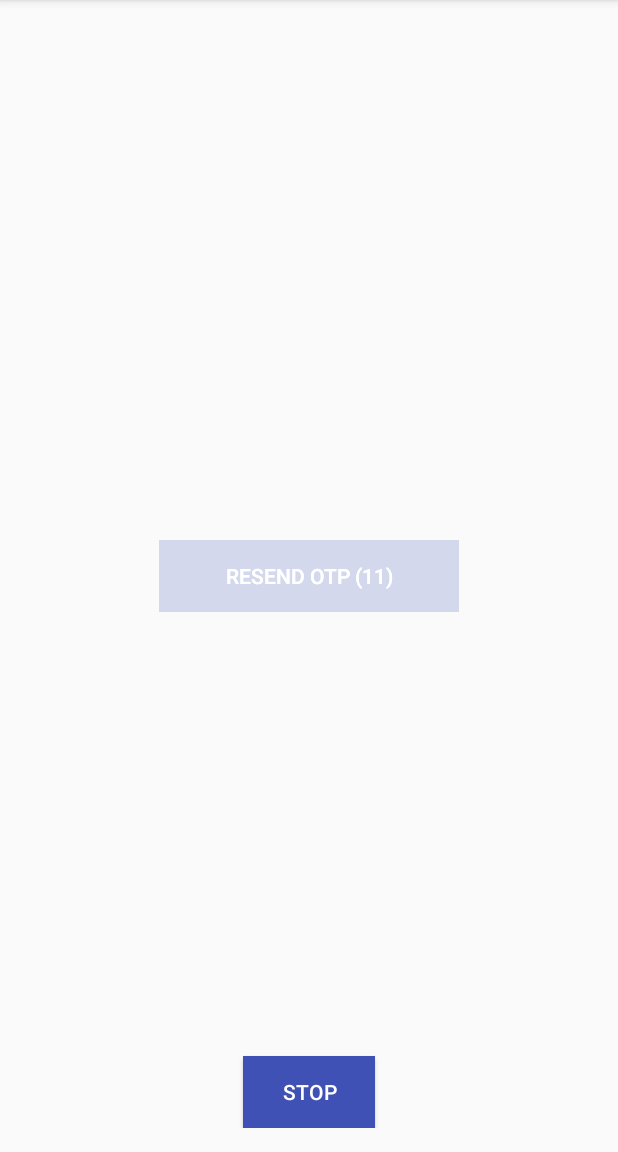
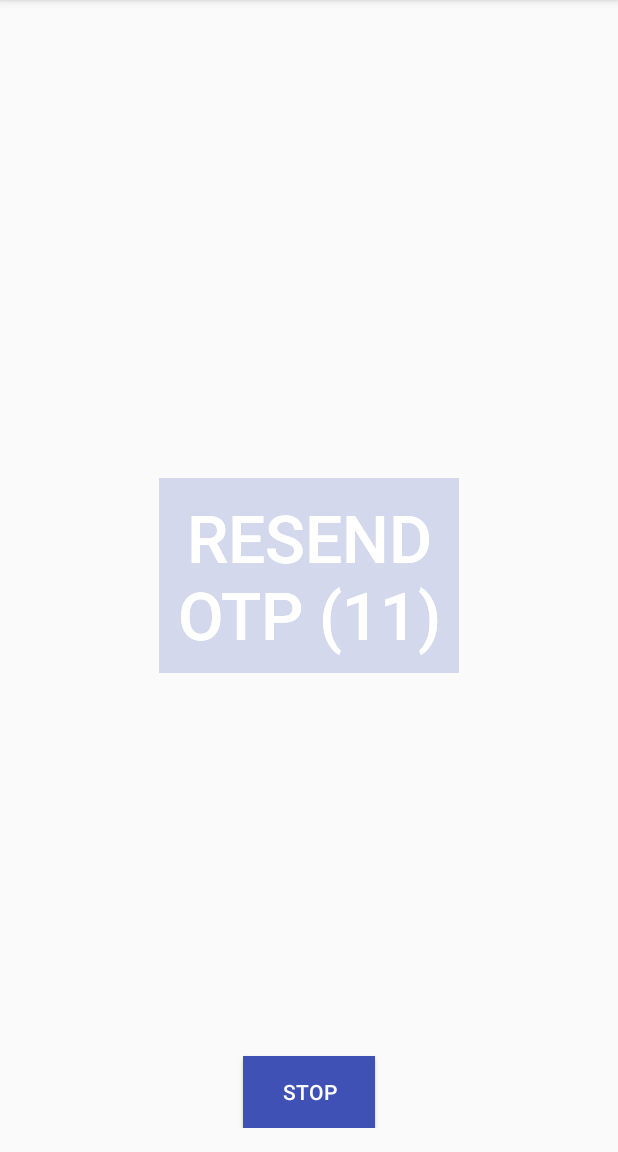
Before and after one commit to dhruvtaneja/timer-button, an Android app: the screen it shows after launch (MainActivity), after a tap on "RESEND OTP", on a phone screen of 412 x 824 dp, the part 84-1236 px from its top. Run offline under Robolectric (Android 15) with nearby library versions, the phone set to English and light mode, and no system bars; 2 other taps on this screen came first.

Commit message:
Wrap views in a RelativeLayout

```diff
--- a/timerbutton/src/main/res/layout/layout_timer_button.xml
+++ b/timerbutton/src/main/res/layout/layout_timer_button.xml
@@ -1,17 +1,16 @@
 <?xml version="1.0" encoding="utf-8"?>
-<merge
+<RelativeLayout
     xmlns:android="http://schemas.android.com/apk/res/android"
     xmlns:tools="http://schemas.android.com/tools"
     android:layout_width="match_parent"
-    android:layout_height="wrap_content"
-    android:layout_centerInParent="true">
+    android:layout_height="wrap_content">
 
     <Button
         android:id="@+id/timer_base_button"
         android:layout_width="match_parent"
         android:layout_height="wrap_content"
         android:layout_centerInParent="true"
-        android:textSize="14sp"/>
+        android:textSize="44sp"/>
 
     <View
         android:id="@+id/over_view"
@@ -30,15 +29,17 @@
         android:id="@+id/text_button"
         android:layout_width="match_parent"
         android:layout_height="wrap_content"
+        android:layout_alignBottom="@id/timer_base_button"
         android:layout_alignEnd="@id/timer_base_button"
         android:layout_alignLeft="@id/timer_base_button"
         android:layout_alignRight="@id/timer_base_button"
         android:layout_alignStart="@id/timer_base_button"
+        android:layout_alignTop="@id/timer_base_button"
         android:background="#00000000"
         android:clickable="false"
         android:textAllCaps="true"
-        android:textSize="14sp"
+        android:textSize="44sp"
         android:visibility="gone"
         tools:visibility="visible"/>
 
-</merge>
+</RelativeLayout>
```
